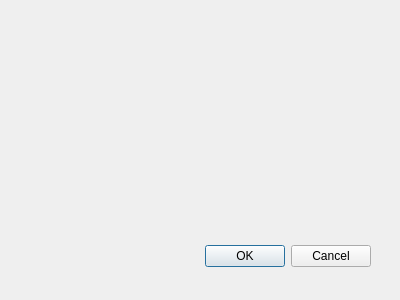
Before: the Qt Designer form BambooTracker/gui/swap_tracks_dialog.ui in BambooTracker/BambooTracker, drawn with Qt 5.
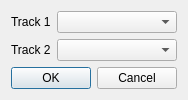
After: the same form once the commit is applied.

Commit message: Add swap tracks

What changed in the file:
```diff
--- a/BambooTracker/gui/swap_tracks_dialog.ui
+++ b/BambooTracker/gui/swap_tracks_dialog.ui
@@ -8,22 +8,40 @@
    <rect>
     <x>0</x>
     <y>0</y>
-    <width>400</width>
-    <height>300</height>
+    <width>174</width>
+    <height>95</height>
    </rect>
   </property>
   <property name="windowTitle">
    <string>Dialog</string>
   </property>
+  <layout class="QVBoxLayout" name="verticalLayout">
+   <item>
+    <layout class="QFormLayout" name="formLayout">
+     <item row="0" column="0">
+      <widget class="QLabel" name="track1Label">
+       <property name="text">
+        <string>Track 1</string>
+       </property>
+      </widget>
+     </item>
+     <item row="0" column="1">
+      <widget class="QComboBox" name="track1ComboBox"/>
+     </item>
+     <item row="1" column="0">
+      <widget class="QLabel" name="track2Label">
+       <property name="text">
+        <string>Track 2</string>
+       </property>
+      </widget>
+     </item>
+     <item row="1" column="1">
+      <widget class="QComboBox" name="track2ComboBox"/>
+     </item>
+    </layout>
+   </item>
+   <item>
   <widget class="QDialogButtonBox" name="buttonBox">
-   <property name="geometry">
-    <rect>
-     <x>30</x>
-     <y>240</y>
-     <width>341</width>
-     <height>32</height>
-    </rect>
-   </property>
    <property name="orientation">
     <enum>Qt::Horizontal</enum>
    </property>
@@ -31,6 +49,8 @@
     <set>QDialogButtonBox::Cancel|QDialogButtonBox::Ok</set>
    </property>
   </widget>
+   </item>
+  </layout>
  </widget>
  <pixmapfunction/>
  <resources/>
```
Left out of the diff: 7 changed lines with no effect on the pictures. Lines whose indentation alone changed are shown as unchanged. The commit also changes 17 other files.
